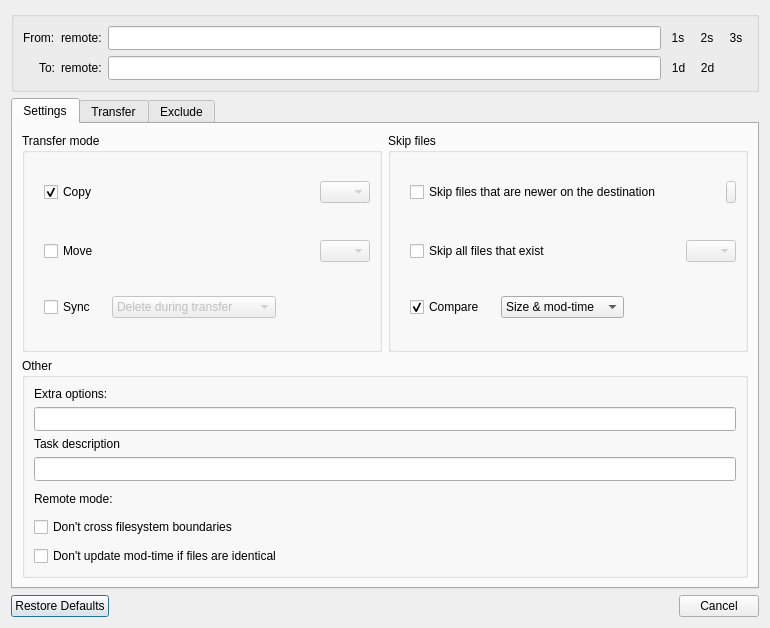
This is src/transfer_dialog.ui in holazt/RcloneBrowser as Qt 5 draws it before an edit. The edited form follows.
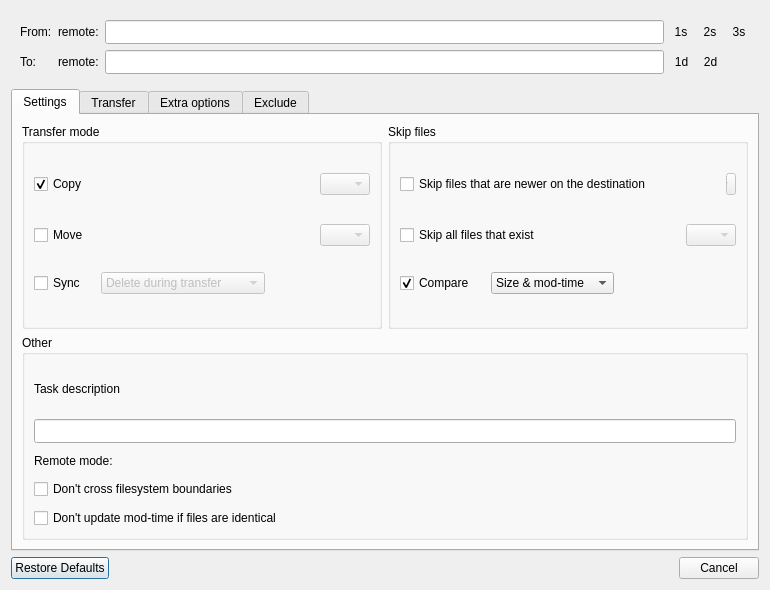
This is the edited form.

Commit message: moved extra options to dedicated tab in transfer dialog

The edit to the form file:
```diff
--- a/src/transfer_dialog.ui
+++ b/src/transfer_dialog.ui
@@ -7,7 +7,7 @@
     <x>0</x>
     <y>0</y>
     <width>770</width>
-    <height>628</height>
+    <height>590</height>
    </rect>
   </property>
   <property name="minimumSize">
@@ -18,12 +18,21 @@
   </property>
   <layout class="QVBoxLayout" name="verticalLayout_2">
    <item>
-    <widget class="QGroupBox" name="groupBox_3">
-     <property name="title">
-      <string/>
+    <widget class="QFrame" name="frame">
+     <property name="styleSheet">
+      <string notr="true">QFrame { border: 0; }</string>
+     </property>
+     <property name="frameShape">
+      <enum>QFrame::StyledPanel</enum>
+     </property>
+     <property name="frameShadow">
+      <enum>QFrame::Plain</enum>
+     </property>
+     <property name="lineWidth">
+      <number>0</number>
      </property>
      <layout class="QGridLayout" name="gridLayout">
-      <item row="0" column="0" alignment="Qt::AlignRight">
+      <item row="0" column="0">
        <widget class="QLabel" name="label_13">
         <property name="sizePolicy">
          <sizepolicy hsizetype="Fixed" vsizetype="Preferred">
@@ -40,7 +49,7 @@
        </widget>
       </item>
       <item row="0" column="1">
-       <layout class="QHBoxLayout" name="horizontalLayout_8">
+       <layout class="QHBoxLayout" name="horizontalLayout_9">
         <item>
          <widget class="QLabel" name="l_sourceRemote">
           <property name="sizePolicy">
@@ -105,7 +114,7 @@
         </property>
        </widget>
       </item>
-      <item row="1" column="0" alignment="Qt::AlignRight">
+      <item row="1" column="0">
        <widget class="QLabel" name="label_14">
         <property name="sizePolicy">
          <sizepolicy hsizetype="Fixed" vsizetype="Preferred">
@@ -122,7 +131,7 @@
        </widget>
       </item>
       <item row="1" column="1">
-       <layout class="QHBoxLayout" name="horizontalLayout_9">
+       <layout class="QHBoxLayout" name="horizontalLayout_8">
         <item>
          <widget class="QLabel" name="l_destRemote">
           <property name="sizePolicy">
@@ -194,139 +203,12 @@
            <property name="title">
             <string>Transfer mode</string>
            </property>
-           <layout class="QVBoxLayout" name="verticalLayout_5">
-            <property name="topMargin">
-             <number>0</number>
-            </property>
-            <property name="bottomMargin">
-             <number>2</number>
-            </property>
-            <item>
-             <layout class="QHBoxLayout" name="horizontalLayout_5">
-              <item>
-               <spacer name="horizontalSpacer_2">
-                <property name="orientation">
-                 <enum>Qt::Horizontal</enum>
-                </property>
-                <property name="sizeType">
-                 <enum>QSizePolicy::Fixed</enum>
-                </property>
-                <property name="sizeHint" stdset="0">
-                 <size>
-                  <width>10</width>
-                  <height>20</height>
-                 </size>
-                </property>
-               </spacer>
-              </item>
-              <item>
-               <widget class="QCheckBox" name="rbCopy">
-                <property name="text">
-                 <string>Copy</string>
-                </property>
-                <property name="checked">
-                 <bool>true</bool>
-                </property>
-                <property name="autoExclusive">
-                 <bool>true</bool>
-                </property>
-               </widget>
-              </item>
-              <item>
-               <widget class="QComboBox" name="comboBoxSpacer2">
-                <property name="enabled">
-                 <bool>false</bool>
-                </property>
-                <property name="maximumSize">
-                 <size>
-                  <width>50</width>
-                  <height>16777215</height>
-                 </size>
-                </property>
-               </widget>
-              </item>
-             </layout>
-            </item>
-            <item>
-             <spacer name="verticalSpacer">
-              <property name="orientation">
-               <enum>Qt::Vertical</enum>
-              </property>
-              <property name="sizeType">
-               <enum>QSizePolicy::Fixed</enum>
-              </property>
-              <property name="sizeHint" stdset="0">
-               <size>
-                <width>20</width>
-                <height>3</height>
-               </size>
-              </property>
-             </spacer>
-            </item>
-            <item>
-             <layout class="QHBoxLayout" name="horizontalLayout_4">
-              <item>
-               <spacer name="horizontalSpacer_7">
-                <property name="orientation">
-                 <enum>Qt::Horizontal</enum>
-                </property>
-                <property name="sizeType">
-                 <enum>QSizePolicy::Fixed</enum>
-                </property>
-                <property name="sizeHint" stdset="0">
-                 <size>
-                  <width>10</width>
-                  <height>20</height>
-                 </size>
-                </property>
-               </spacer>
-              </item>
-              <item>
-               <widget class="QCheckBox" name="rbMove">
-                <property name="text">
-                 <string>Move</string>
-                </property>
-                <property name="autoExclusive">
-                 <bool>true</bool>
-                </property>
-               </widget>
-              </item>
-              <item>
-               <widget class="QComboBox" name="comboBoxSpacer1">
-                <property name="enabled">
-                 <bool>false</bool>
-                </property>
-                <property name="maximumSize">
-                 <size>
-                  <width>50</width>
-                  <height>16777215</height>
-                 </size>
-                </property>
-               </widget>
-              </item>
-             </layout>
-            </item>
-            <item>
+           <layout class="QGridLayout" name="gridLayout_2">
+            <item row="3" column="0">
              <layout class="QHBoxLayout" name="horizontalLayout_3">
               <property name="spacing">
-               <number>-1</number>
+               <number>0</number>
               </property>
-              <item>
-               <spacer name="horizontalSpacer_6">
-                <property name="orientation">
-                 <enum>Qt::Horizontal</enum>
-                </property>
-                <property name="sizeType">
-                 <enum>QSizePolicy::Fixed</enum>
-                </property>
-                <property name="sizeHint" stdset="0">
-                 <size>
-                  <width>10</width>
-                  <height>20</height>
-                 </size>
-                </property>
-               </spacer>
-              </item>
               <item>
                <widget class="QCheckBox" name="rbSync">
                 <property name="text">
@@ -338,7 +220,7 @@
                </widget>
               </item>
               <item>
-               <spacer name="horizontalSpacer_11">
+               <spacer name="horizontalSpacer">
                 <property name="orientation">
                  <enum>Qt::Horizontal</enum>
                 </property>
@@ -347,7 +229,7 @@
                 </property>
                 <property name="sizeHint" stdset="0">
                  <size>
-                  <width>10</width>
+                  <width>15</width>
                   <height>20</height>
                  </size>
                 </property>
@@ -382,14 +264,93 @@
                 </property>
                 <property name="sizeHint" stdset="0">
                  <size>
-                  <width>0</width>
-                  <height>0</height>
+                  <width>40</width>
+                  <height>20</height>
                  </size>
                 </property>
                </spacer>
               </item>
              </layout>
             </item>
+            <item row="0" column="0">
+             <layout class="QHBoxLayout" name="horizontalLayout_5">
+              <property name="spacing">
+               <number>0</number>
+              </property>
+              <item>
+               <widget class="QCheckBox" name="rbCopy">
+                <property name="text">
+                 <string>Copy</string>
+                </property>
+                <property name="checked">
+                 <bool>true</bool>
+                </property>
+                <property name="autoExclusive">
+                 <bool>true</bool>
+                </property>
+               </widget>
+              </item>
+              <item>
+               <widget class="QComboBox" name="comboBoxSpacer2">
+                <property name="enabled">
+                 <bool>false</bool>
+                </property>
+                <property name="maximumSize">
+                 <size>
+                  <width>50</width>
+                  <height>16777215</height>
+                 </size>
+                </property>
+               </widget>
+              </item>
+             </layout>
+            </item>
+            <item row="2" column="0">
+             <layout class="QHBoxLayout" name="horizontalLayout_4">
+              <property name="spacing">
+               <number>0</number>
+              </property>
+              <item>
+               <widget class="QCheckBox" name="rbMove">
+                <property name="text">
+                 <string>Move</string>
+                </property>
+                <property name="autoExclusive">
+                 <bool>true</bool>
+                </property>
+               </widget>
+              </item>
+              <item>
+               <widget class="QComboBox" name="comboBoxSpacer1">
+                <property name="enabled">
+                 <bool>false</bool>
+                </property>
+                <property name="maximumSize">
+                 <size>
+                  <width>50</width>
+                  <height>16777215</height>
+                 </size>
+                </property>
+               </widget>
+              </item>
+             </layout>
+            </item>
+            <item row="1" column="0">
+             <spacer name="verticalSpacer">
+              <property name="orientation">
+               <enum>Qt::Vertical</enum>
+              </property>
+              <property name="sizeType">
+               <enum>QSizePolicy::Fixed</enum>
+              </property>
+              <property name="sizeHint" stdset="0">
+               <size>
+                <width>20</width>
+                <height>3</height>
+               </size>
+              </property>
+             </spacer>
+            </item>
            </layout>
           </widget>
          </item>
@@ -398,90 +359,12 @@
            <property name="title">
             <string>Skip files</string>
            </property>
-           <layout class="QVBoxLayout" name="verticalLayout_6">
-            <property name="topMargin">
-             <number>0</number>
-            </property>
-            <property name="bottomMargin">
-             <number>2</number>
-            </property>
-            <item>
+           <layout class="QGridLayout" name="gridLayout_3">
+            <item row="2" column="0">
              <layout class="QHBoxLayout" name="horizontalLayout_6">
-              <item>
-               <spacer name="horizontalSpacer_8">
-                <property name="orientation">
-                 <enum>Qt::Horizontal</enum>
-                </property>
-                <property name="sizeType">
-                 <enum>QSizePolicy::Fixed</enum>
-                </property>
-                <property name="sizeHint" stdset="0">
-                 <size>
-                  <width>10</width>
-                  <height>20</height>
-                 </size>
-                </property>
-               </spacer>
-              </item>
-              <item>
-               <widget class="QCheckBox" name="checkSkipNewer">
-                <property name="toolTip">
-                 <string>--update</string>
-                </property>
-                <property name="text">
-                 <string>Skip files that are newer on the destination</string>
-                </property>
-               </widget>
-              </item>
-              <item>
-               <widget class="QComboBox" name="comboBoxSpacer3">
-                <property name="enabled">
-                 <bool>false</bool>
-                </property>
-                <property name="maximumSize">
-                 <size>
-                  <width>10</width>
-                  <height>16777215</height>
-                 </size>
-                </property>
-               </widget>
-              </item>
-             </layout>
-            </item>
-            <item>
-             <spacer name="verticalSpacer_2">
-              <property name="orientation">
-               <enum>Qt::Vertical</enum>
+              <property name="spacing">
+               <number>0</number>
               </property>
-              <property name="sizeType">
-               <enum>QSizePolicy::Fixed</enum>
-              </property>
-              <property name="sizeHint" stdset="0">
-               <size>
-                <width>20</width>
-                <height>3</height>
-               </size>
-              </property>
-             </spacer>
-            </item>
-            <item>
-             <layout class="QHBoxLayout" name="horizontalLayout_7">
-              <item>
-               <spacer name="horizontalSpacer_9">
-                <property name="orientation">
-                 <enum>Qt::Horizontal</enum>
-                </property>
-                <property name="sizeType">
-                 <enum>QSizePolicy::Fixed</enum>
-                </property>
-                <property name="sizeHint" stdset="0">
-                 <size>
-                  <width>10</width>
-                  <height>20</height>
-                 </size>
-                </property>
-               </spacer>
-              </item>
               <item>
                <widget class="QCheckBox" name="checkSkipExisting">
                 <property name="toolTip">
@@ -507,24 +390,38 @@
               </item>
              </layout>
             </item>
-            <item>
+            <item row="0" column="0">
              <layout class="QHBoxLayout" name="horizontalLayout_2">
+              <property name="spacing">
+               <number>0</number>
+              </property>
               <item>
-               <spacer name="horizontalSpacer_10">
-                <property name="orientation">
-                 <enum>Qt::Horizontal</enum>
+               <widget class="QCheckBox" name="checkSkipNewer">
+                <property name="toolTip">
+                 <string>--update</string>
                 </property>
-                <property name="sizeType">
-                 <enum>QSizePolicy::Fixed</enum>
+                <property name="text">
+                 <string>Skip files that are newer on the destination</string>
                 </property>
-                <property name="sizeHint" stdset="0">
+               </widget>
+              </item>
+              <item>
+               <widget class="QComboBox" name="comboBoxSpacer3">
+                <property name="enabled">
+                 <bool>false</bool>
+                </property>
+                <property name="maximumSize">
                  <size>
                   <width>10</width>
-                  <height>20</height>
+                  <height>16777215</height>
                  </size>
                 </property>
-               </spacer>
+               </widget>
               </item>
+             </layout>
+            </item>
+            <item row="3" column="0">
+             <layout class="QHBoxLayout" name="horizontalLayout_7">
               <item>
                <widget class="QCheckBox" name="checkCompare">
                 <property name="toolTip">
@@ -539,7 +436,7 @@
                </widget>
               </item>
               <item>
-               <spacer name="horizontalSpacer_12">
+               <spacer name="horizontalSpacer_6">
                 <property name="orientation">
                  <enum>Qt::Horizontal</enum>
                 </property>
@@ -587,13 +484,13 @@
                </widget>
               </item>
               <item>
-               <spacer name="horizontalSpacer">
+               <spacer name="horizontalSpacer_2">
                 <property name="orientation">
                  <enum>Qt::Horizontal</enum>
                 </property>
                 <property name="sizeHint" stdset="0">
                  <size>
-                  <width>0</width>
+                  <width>40</width>
                   <height>20</height>
                  </size>
                 </property>
@@ -601,6 +498,22 @@
               </item>
              </layout>
             </item>
+            <item row="1" column="0">
+             <spacer name="verticalSpacer_2">
+              <property name="orientation">
+               <enum>Qt::Vertical</enum>
+              </property>
+              <property name="sizeType">
+               <enum>QSizePolicy::Fixed</enum>
+              </property>
+              <property name="sizeHint" stdset="0">
+               <size>
+                <width>20</width>
+                <height>3</height>
+               </size>
+              </property>
+             </spacer>
+            </item>
            </layout>
           </widget>
          </item>
@@ -612,29 +525,6 @@
           <string>Other</string>
          </property>
          <layout class="QVBoxLayout" name="verticalLayout">
-          <item>
-           <widget class="QLabel" name="label_12">
-            <property name="text">
-             <string>Extra options:</string>
-            </property>
-           </widget>
-          </item>
-          <item>
-           <widget class="QLineEdit" name="textExtra">
-            <property name="minimumSize">
-             <size>
-              <width>0</width>
-              <height>24</height>
-             </size>
-            </property>
-            <property name="toolTip">
-             <string>&lt;html&gt;&lt;head/&gt;&lt;body&gt;&lt;p&gt;extra options applied to rclone during transfer&lt;/p&gt;&lt;p&gt;e.g. --filter &amp;quot;- *.bak&amp;quot;&lt;/p&gt;&lt;/body&gt;&lt;/html&gt;</string>
-            </property>
-            <property name="text">
-             <string/>
-            </property>
-           </widget>
-          </item>
           <item>
            <widget class="QLabel" name="label_15">
             <property name="text">
@@ -1102,6 +992,20 @@
        </item>
       </layout>
      </widget>
+     <widget class="QWidget" name="tab">
+      <attribute name="title">
+       <string>Extra options</string>
+      </attribute>
+      <layout class="QVBoxLayout" name="verticalLayout_7">
+       <item>
+        <widget class="QPlainTextEdit" name="pte_textExtra">
+         <property name="toolTip">
+          <string>&lt;html&gt;&lt;head/&gt;&lt;body&gt;&lt;p&gt;Extra options to apply for transfer e.g.:&lt;/p&gt;&lt;p&gt;&lt;br/&gt;--fast-list&lt;br/&gt;--include &amp;quot;*.jpg&amp;quot; --ignore-case&lt;br/&gt;--include-from include-file.txt --no-traverse&lt;br/&gt;--files-from files-from.txt&lt;/p&gt;&lt;/body&gt;&lt;/html&gt;</string>
+         </property>
+        </widget>
+       </item>
+      </layout>
+     </widget>
      <widget class="QWidget" name="tab4">
       <attribute name="title">
        <string>Exclude</string>
```
Left out of the diff: 1 changed line with no effect on the pictures. The commit also changes 2 other files.
